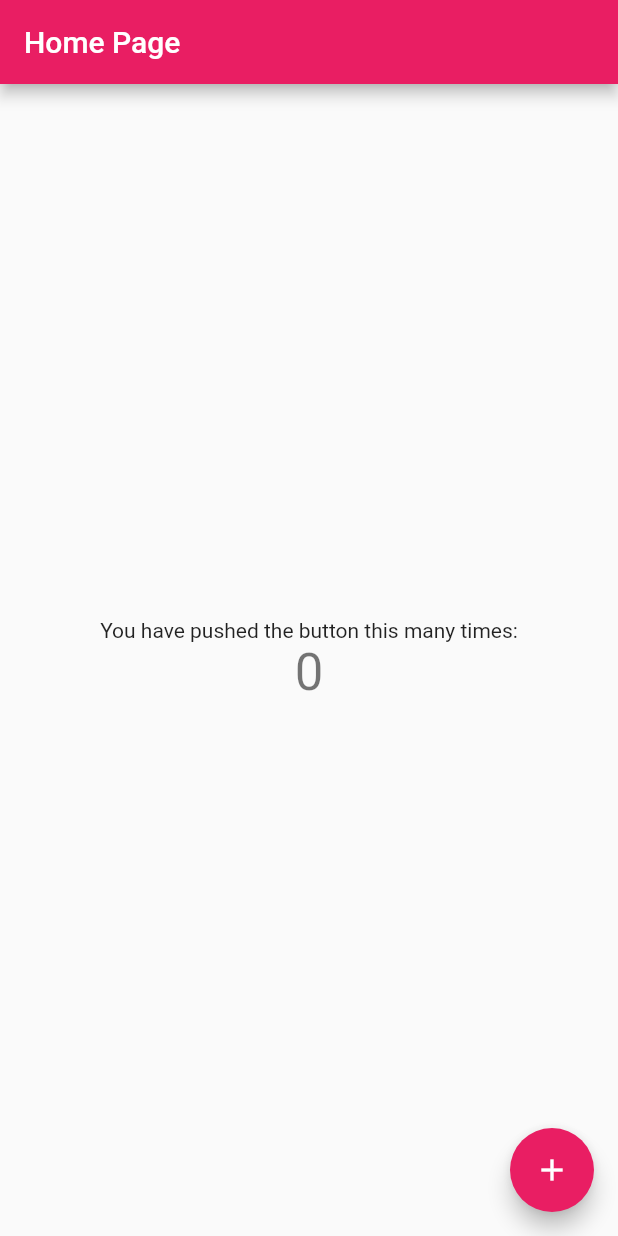
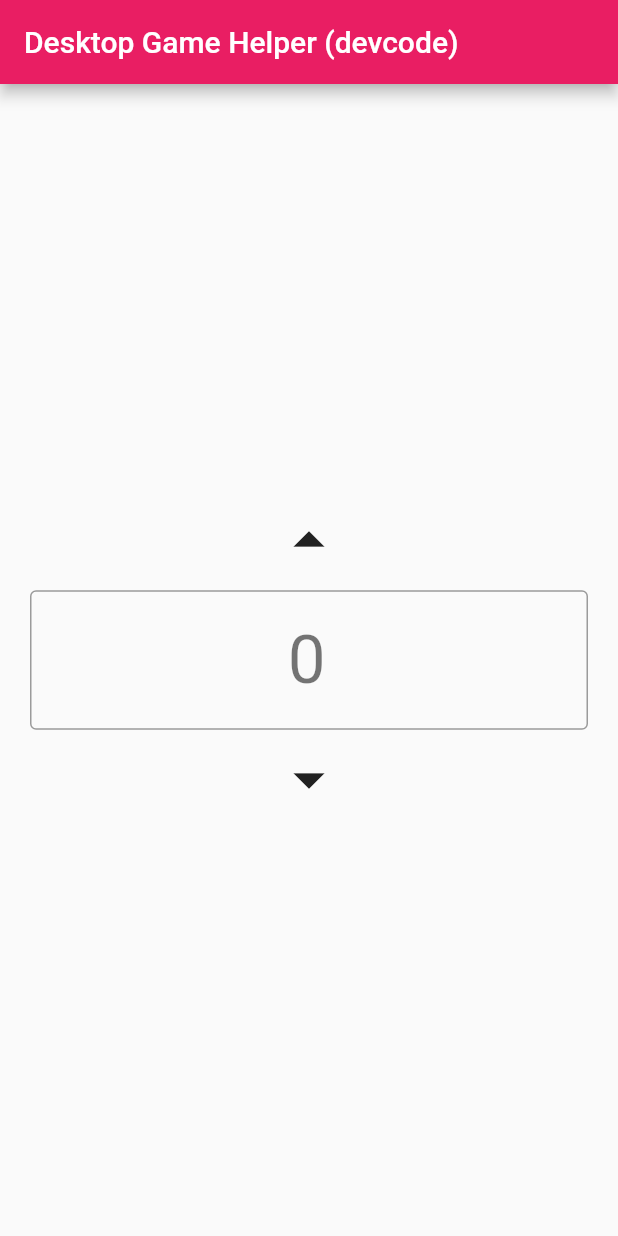
Before and after one commit to sdercolin/deskit, a Flutter app: the screen it shows after launch, on a phone screen of 412 x 824 dp. Run offline on Flutter 3.47's test engine with Material 2 defaults, Android fonts, the phone set to English and light mode, and no system bars.

```diff
--- a/lib/main.dart
+++ b/lib/main.dart
@@ -8,13 +8,22 @@ class MyApp extends StatelessWidget {
 
   @override
   Widget build(BuildContext context) {
-    return MaterialApp(
-      title: 'Desktop Game Helper (devcode)',
-      theme: ThemeData(
-        primarySwatch: Colors.pink,
-        visualDensity: VisualDensity.adaptivePlatformDensity,
+    final String title = 'Desktop Game Helper (devcode)';
+    return GestureDetector(
+      onTap: () {
+        FocusScopeNode currentFocus = FocusScope.of(context);
+        if (!currentFocus.hasPrimaryFocus) {
+          currentFocus.requestFocus(new FocusNode());
+        }
+      },
+      child: MaterialApp(
+        title: title,
+        theme: ThemeData(
+          primarySwatch: Colors.pink,
+          visualDensity: VisualDensity.adaptivePlatformDensity,
+        ),
+        home: MyHomePage(title: title),
       ),
-      home: MyHomePage(title: 'Home Page'),
     );
   }
 }
@@ -29,12 +38,53 @@ class MyHomePage extends StatefulWidget {
 }
 
 class _MyHomePageState extends State<MyHomePage> {
-  int _counter = 0;
+  static final int _counterDefault = 0;
+  int _counter = _counterDefault;
+  FocusNode _focus = new FocusNode();
+  bool _isFocus = false;
+
+  TextEditingController _textEditingController;
 
   void _incrementCounter() {
     setState(() {
       _counter++;
+      _refreshCounterDisplay();
+      _focus.unfocus();
     });
+  }
+
+  void _decrementCounter() {
+    setState(() {
+      _counter--;
+      _refreshCounterDisplay();
+      _focus.unfocus();
+    });
+  }
+
+  void _refreshCounterDisplay() {
+    _textEditingController.text = _counter.toString();
+  }
+
+  void _onFocusChange() {
+    setState(() {
+      _isFocus = _focus.hasFocus;
+      if (!_isFocus) {
+        if (_textEditingController.text.isEmpty) {
+          _counter = _counterDefault;
+        } else {
+          int parsedValue = int.tryParse(_textEditingController.text);
+          if (parsedValue != null) _counter = parsedValue;
+        }
+        _refreshCounterDisplay();
+      }
+    });
+  }
+
+  @override
+  void initState() {
+    super.initState();
+    _textEditingController = TextEditingController(text: _counter.toString());
+    _focus.addListener(_onFocusChange);
   }
 
   @override
@@ -47,21 +97,38 @@ class _MyHomePageState extends State<MyHomePage> {
         child: Column(
           mainAxisAlignment: MainAxisAlignment.center,
           children: <Widget>[
-            Text(
-              'You have pushed the button this many times:',
+            IconButton(
+              icon: Icon(Icons.arrow_drop_up),
+              onPressed: _incrementCounter,
+              iconSize: 50,
             ),
-            Text(
-              '$_counter',
-              style: Theme.of(context).textTheme.headline4,
+            Padding(
+              padding: EdgeInsets.only(left: 20.0, right: 20.0),
+              child: TextField(
+                style: Theme.of(context).textTheme.headline3,
+                textAlign: TextAlign.center,
+                keyboardType: TextInputType.number,
+                controller: _textEditingController,
+                focusNode: _focus,
+                decoration: InputDecoration(
+                    border: OutlineInputBorder(),
+                    hintText: _counterDefault.toString()),
+              ),
+            ),
+            IconButton(
+              icon: Icon(Icons.arrow_drop_down),
+              onPressed: _decrementCounter,
+              iconSize: 50,
             ),
           ],
         ),
       ),
-      floatingActionButton: FloatingActionButton(
-        onPressed: _incrementCounter,
-        tooltip: 'Increment',
-        child: Icon(Icons.add),
-      ),
     );
   }
+
+  @override
+  void dispose() {
+    _textEditingController.dispose();
+    super.dispose();
+  }
 }
```
